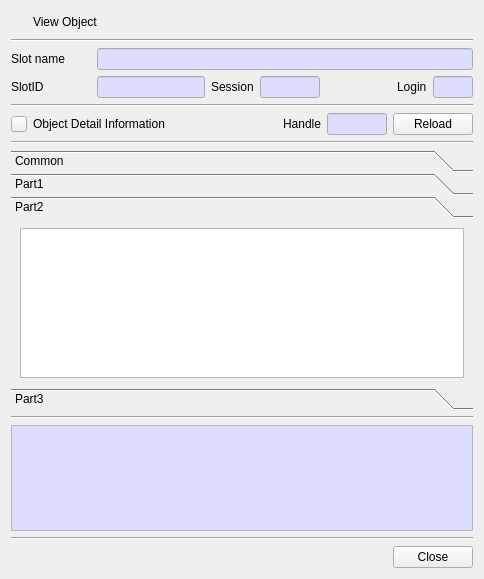
jykim74/CryptokiMan, file CryptokiMan/object_view_dlg.ui: the form before one commit.
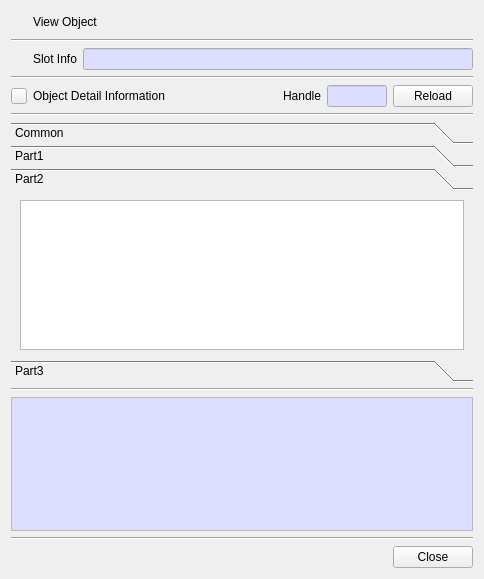
The form after the commit. Icons and pictures are not drawn.

Diff of the .ui file:
```diff
--- a/CryptokiMan/object_view_dlg.ui
+++ b/CryptokiMan/object_view_dlg.ui
@@ -63,81 +63,21 @@
      <property name="topMargin">
       <number>0</number>
      </property>
-     <item row="0" column="0">
+     <item row="0" column="1">
       <widget class="QLabel" name="label_3">
        <property name="minimumSize">
         <size>
-         <width>80</width>
+         <width>0</width>
          <height>0</height>
         </size>
        </property>
        <property name="text">
-        <string>Slot name</string>
+        <string>Slot Info</string>
        </property>
       </widget>
      </item>
-     <item row="0" column="1">
-      <widget class="QLineEdit" name="mSlotNameText">
-       <property name="palette">
-        <palette>
-         <active>
-          <colorrole role="Base">
-           <brush brushstyle="SolidPattern">
-            <color alpha="255">
-             <red>221</red>
-             <green>221</green>
-             <blue>255</blue>
-            </color>
-           </brush>
-          </colorrole>
-         </active>
-         <inactive>
-          <colorrole role="Base">
-           <brush brushstyle="SolidPattern">
-            <color alpha="255">
-             <red>221</red>
-             <green>221</green>
-             <blue>255</blue>
-            </color>
-           </brush>
-          </colorrole>
-         </inactive>
-         <disabled/>
-        </palette>
-       </property>
-       <property name="readOnly">
-        <bool>true</bool>
-       </property>
-      </widget>
-     </item>
-    </layout>
-   </item>
-   <item>
-    <layout class="QGridLayout" name="gridLayout_5">
-     <property name="topMargin">
-      <number>0</number>
-     </property>
      <item row="0" column="2">
-      <widget class="QLabel" name="label_5">
-       <property name="text">
-        <string>Session</string>
-       </property>
-      </widget>
-     </item>
-     <item row="0" column="3">
-      <widget class="QLineEdit" name="mSessionText">
-       <property name="minimumSize">
-        <size>
-         <width>60</width>
-         <height>0</height>
-        </size>
-       </property>
-       <property name="maximumSize">
-        <size>
-         <width>60</width>
-         <height>16777215</height>
-        </size>
-       </property>
+      <widget class="QLineEdit" name="mSlotInfoText">
        <property name="palette">
         <palette>
          <active>
@@ -171,118 +111,31 @@
       </widget>
      </item>
      <item row="0" column="0">
-      <widget class="QLabel" name="label_4">
+      <widget class="QPushButton" name="mSlotBtn">
        <property name="minimumSize">
         <size>
-         <width>80</width>
-         <height>0</height>
-        </size>
-       </property>
-       <property name="text">
-        <string>SlotID</string>
-       </property>
-      </widget>
-     </item>
-     <item row="0" column="6">
-      <widget class="QLineEdit" name="mLoginText">
-       <property name="minimumSize">
-        <size>
-         <width>40</width>
+         <width>16</width>
          <height>0</height>
         </size>
        </property>
        <property name="maximumSize">
         <size>
-         <width>40</width>
+         <width>16</width>
          <height>16777215</height>
         </size>
        </property>
-       <property name="palette">
-        <palette>
-         <active>
-          <colorrole role="Base">
-           <brush brushstyle="SolidPattern">
-            <color alpha="255">
-             <red>221</red>
-             <green>221</green>
-             <blue>255</blue>
-            </color>
-           </brush>
-          </colorrole>
-         </active>
-         <inactive>
-          <colorrole role="Base">
-           <brush brushstyle="SolidPattern">
-            <color alpha="255">
-             <red>221</red>
-             <green>221</green>
-             <blue>255</blue>
-            </color>
-           </brush>
-          </colorrole>
-         </inactive>
-         <disabled/>
-        </palette>
-       </property>
-       <property name="readOnly">
-        <bool>true</bool>
-       </property>
-      </widget>
-     </item>
-     <item row="0" column="5">
-      <widget class="QLabel" name="label_6">
        <property name="text">
-        <string>Login</string>
+        <string/>
        </property>
-      </widget>
-     </item>
-     <item row="0" column="1">
-      <widget class="QLineEdit" name="mSlotIDText">
-       <property name="palette">
-        <palette>
-         <active>
-          <colorrole role="Base">
-           <brush brushstyle="SolidPattern">
-            <color alpha="255">
-             <red>221</red>
-             <green>221</green>
-             <blue>255</blue>
-            </color>
-           </brush>
-          </colorrole>
-         </active>
-         <inactive>
-          <colorrole role="Base">
-           <brush brushstyle="SolidPattern">
-            <color alpha="255">
-             <red>221</red>
-             <green>221</green>
-             <blue>255</blue>
-            </color>
-           </brush>
-          </colorrole>
-         </inactive>
-         <disabled/>
-        </palette>
+       <property name="icon">
+        <iconset resource="cryptokiman.qrc">
+         <normaloff>:/images/slot.png</normaloff>:/images/slot.png</iconset>
        </property>
-       <property name="readOnly">
+       <property name="flat">
         <bool>true</bool>
        </property>
       </widget>
      </item>
-     <item row="0" column="4">
-      <spacer name="horizontalSpacer_3">
-       <property name="orientation">
-        <enum>Qt::Horizontal</enum>
-       </property>
-       <property name="sizeHint" stdset="0">
-        <size>
-         <width>40</width>
-         <height>20</height>
-        </size>
-       </property>
-      </spacer>
-     </item>
     </layout>
    </item>
    <item>
```
Left out of the diff: 5 changed lines with no effect on the pictures.
